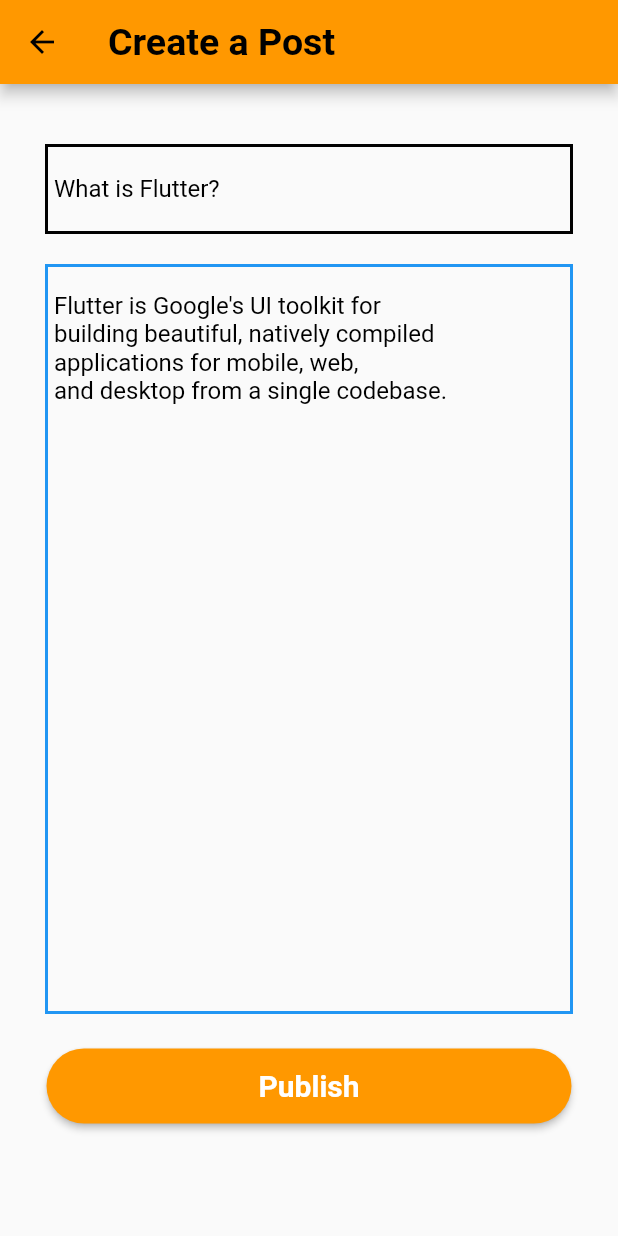
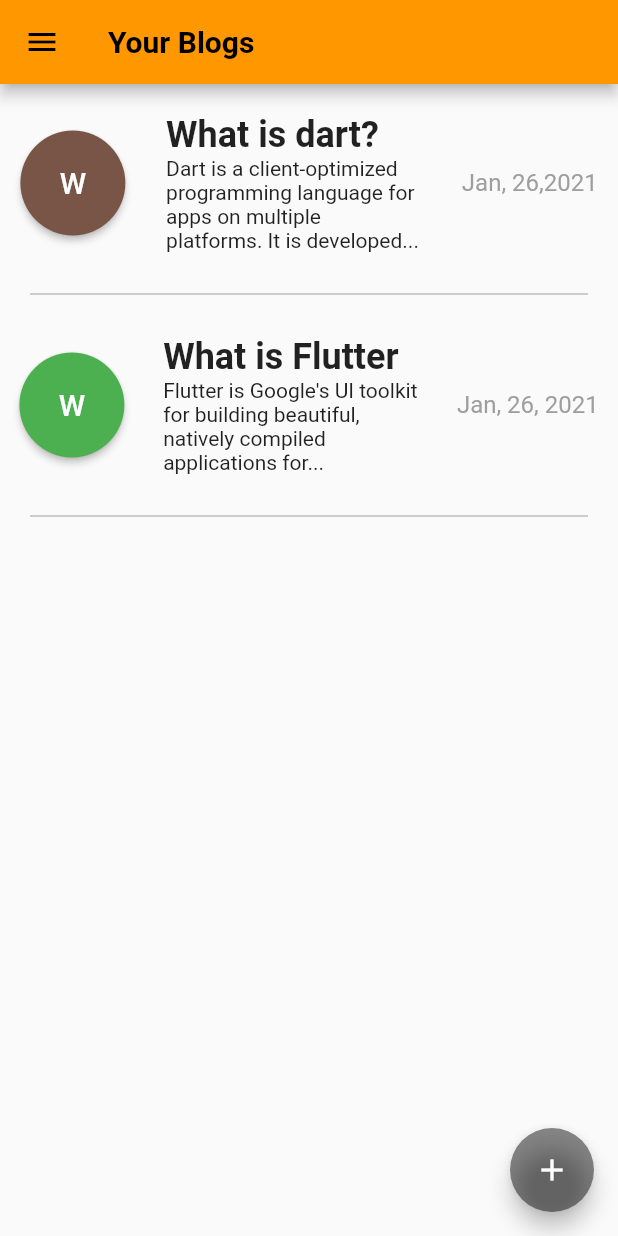
Before and after one commit to bayuik/UdacodingTask-1, a Flutter app: the screen it shows after launch, on a phone screen of 412 x 824 dp. Run offline on Flutter 3.47's test engine with Material 2 defaults, Android fonts, the phone set to English and light mode, and no system bars.

Commit message:
Add your blogs page

```diff
--- a/lib/create_post.dart
+++ b/lib/create_post.dart
@@ -39,7 +39,7 @@ class CreatePost extends StatelessWidget {
               )),
           Container(
               margin: EdgeInsets.only(right: 30, left: 30, bottom: 15),
-              height: 500,
+              height: 450,
               padding: EdgeInsets.all(4),
               decoration: BoxDecoration(
                   border: Border.all(width: 2, color: Colors.blue)),
--- a/lib/main.dart
+++ b/lib/main.dart
@@ -1,6 +1,7 @@
 import 'package:flutter/material.dart';
 import 'package:byblog/sign_up.dart';
 import 'package:byblog/create_post.dart';
+import 'package:byblog/your_blogs.dart';
 
 void main() {
   runApp(MyApp());
@@ -13,7 +14,7 @@ class MyApp extends StatelessWidget {
       debugShowCheckedModeBanner: false,
       title: 'Blog Bayuik',
       theme: ThemeData.light(),
-      home: CreatePost(),
+      home: YourBlogs(),
     );
   }
 }
--- /dev/null
+++ b/lib/your_blogs.dart
@@ -0,0 +1,125 @@
+import 'package:byblog/your_blogs.dart';
+import 'package:flutter/material.dart';
+
+class YourBlogs extends StatefulWidget {
+  @override
+  _YourBlogsState createState() => _YourBlogsState();
+}
+
+class _YourBlogsState extends State<YourBlogs> {
+  @override
+  Widget build(BuildContext context) {
+    return Scaffold(
+        appBar: AppBar(
+          backgroundColor: Colors.orange,
+          title: Text(
+            "Your Blogs",
+            style: TextStyle(color: Colors.black, fontWeight: FontWeight.bold),
+          ),
+          iconTheme: IconThemeData(color: Colors.black),
+        ),
+        drawer: Drawer(),
+        body: ListView(
+          children: <Widget>[
+            Container(
+              padding: EdgeInsets.only(top: 20),
+              child: Row(
+                mainAxisAlignment: MainAxisAlignment.spaceAround,
+                children: <Widget>[
+                  MaterialButton(
+                    height: 70,
+                    minWidth: 70,
+                    shape: RoundedRectangleBorder(
+                        borderRadius: new BorderRadius.circular(50)),
+                    onPressed: () {},
+                    child: Text(
+                      'W',
+                      style: TextStyle(color: Colors.white, fontSize: 20),
+                    ),
+                    color: Colors.brown,
+                  ),
+                  Container(
+                    width: 170,
+                    child: Column(
+                      crossAxisAlignment: CrossAxisAlignment.start,
+                      children: <Widget>[
+                        Text(
+                          'What is dart?',
+                          style: TextStyle(
+                              fontWeight: FontWeight.bold, fontSize: 24),
+                        ),
+                        Text(
+                            'Dart is a client-optimized programming language for apps on multiple platforms. It is developed...'),
+                      ],
+                    ),
+                  ),
+                  Text(
+                    'Jan, 26,2021',
+                    style: TextStyle(
+                      color: Colors.grey,
+                      fontSize: 16,
+                    ),
+                  )
+                ],
+              ),
+            ),
+            Container(
+              padding: EdgeInsets.all(20),
+              child: new Divider(
+                color: Colors.grey,
+              ),
+            ),
+            Container(
+              child: Row(
+                mainAxisAlignment: MainAxisAlignment.spaceAround,
+                children: <Widget>[
+                  MaterialButton(
+                    height: 70,
+                    minWidth: 70,
+                    shape: RoundedRectangleBorder(
+                        borderRadius: new BorderRadius.circular(50)),
+                    onPressed: () {},
+                    child: Text(
+                      'W',
+                      style: TextStyle(color: Colors.white, fontSize: 20),
+                    ),
+                    color: Colors.green,
+                  ),
+                  Container(
+                    width: 170,
+                    child: Column(
+                      crossAxisAlignment: CrossAxisAlignment.start,
+                      children: <Widget>[
+                        Text(
+                          'What is Flutter',
+                          style: TextStyle(
+                              fontWeight: FontWeight.bold, fontSize: 24),
+                        ),
+                        Text(
+                            "Flutter is Google's UI toolkit for building beautiful, natively compiled applications for...")
+                      ],
+                    ),
+                  ),
+                  Text(
+                    'Jan, 26, 2021',
+                    style: TextStyle(color: Colors.grey, fontSize: 16),
+                  )
+                ],
+              ),
+            ),
+            Container(
+              padding: EdgeInsets.all(20),
+              child: new Divider(
+                color: Colors.grey,
+              ),
+            ),
+          ],
+        ),
+        floatingActionButton: FloatingActionButton(
+          onPressed: () {},
+
+          backgroundColor: Colors.black45,
+          child: Icon(Icons.add),
+        ));
+  }
+}
```
Also changed, not shown: 3 other files.
